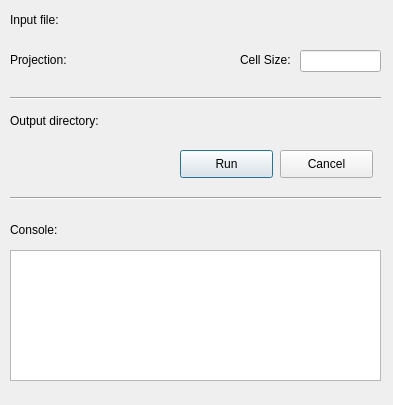
Old version of the form rasterizor/rasterizor_dialog_base.ui in the repository FLO-2DKaren/FLO-2D-Rasterizor.
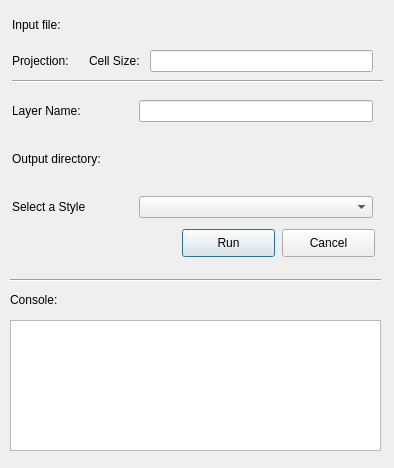
New version of the form. Custom widgets are drawn as their Qt base class.

Commit message: Updated the styles for Depth, Velocity, Time, Flow and Elevation.

The edit to the form file:
```diff
--- a/rasterizor/rasterizor_dialog_base.ui
+++ b/rasterizor/rasterizor_dialog_base.ui
@@ -6,41 +6,18 @@
    <rect>
     <x>0</x>
     <y>0</y>
-    <width>393</width>
-    <height>405</height>
+    <width>394</width>
+    <height>468</height>
    </rect>
   </property>
   <property name="windowTitle">
    <string>FLO-2D Rasterizor</string>
   </property>
-  <widget class="QgsFileWidget" name="readfile">
-   <property name="geometry">
-    <rect>
-     <x>80</x>
-     <y>10</y>
-     <width>301</width>
-     <height>27</height>
-    </rect>
-   </property>
-   <property name="toolTip">
-    <string>Load a *.out file with ge, x, y, var data.</string>
-   </property>
-  </widget>
-  <widget class="QgsProjectionSelectionWidget" name="crsselector">
-   <property name="geometry">
-    <rect>
-     <x>80</x>
-     <y>50</y>
-     <width>151</width>
-     <height>27</height>
-    </rect>
-   </property>
-  </widget>
   <widget class="QPlainTextEdit" name="plainTextEdit">
    <property name="geometry">
     <rect>
      <x>10</x>
-     <y>250</y>
+     <y>320</y>
      <width>371</width>
      <height>131</height>
     </rect>
@@ -49,8 +26,8 @@
   <widget class="QPushButton" name="runButton">
    <property name="geometry">
     <rect>
-     <x>180</x>
-     <y>150</y>
+     <x>182</x>
+     <y>229</y>
      <width>93</width>
      <height>28</height>
     </rect>
@@ -62,8 +39,8 @@
   <widget class="QPushButton" name="cancelButton">
    <property name="geometry">
     <rect>
-     <x>280</x>
-     <y>150</y>
+     <x>282</x>
+     <y>229</y>
      <width>93</width>
      <height>28</height>
     </rect>
@@ -72,24 +49,11 @@
     <string>Cancel</string>
    </property>
   </widget>
-  <widget class="QLabel" name="inputLabel">
-   <property name="geometry">
-    <rect>
-     <x>10</x>
-     <y>10</y>
-     <width>55</width>
-     <height>20</height>
-    </rect>
-   </property>
-   <property name="text">
-    <string>Input file:</string>
-   </property>
-  </widget>
   <widget class="Line" name="line">
    <property name="geometry">
     <rect>
-     <x>10</x>
-     <y>90</y>
+     <x>12</x>
+     <y>73</y>
      <width>371</width>
      <height>16</height>
     </rect>
@@ -98,40 +62,11 @@
     <enum>Qt::Horizontal</enum>
    </property>
   </widget>
-  <widget class="QLabel" name="outputDirectory">
-   <property name="geometry">
-    <rect>
-     <x>10</x>
-     <y>111</y>
-     <width>101</width>
-     <height>20</height>
-    </rect>
-   </property>
-   <property name="text">
-    <string>Output directory:</string>
-   </property>
-  </widget>
-  <widget class="QgsFileWidget" name="outputFile">
-   <property name="geometry">
-    <rect>
-     <x>110</x>
-     <y>110</y>
-     <width>271</width>
-     <height>27</height>
-    </rect>
-   </property>
-   <property name="toolTip">
-    <string>Select a directory to save the file</string>
-   </property>
-   <property name="storageMode">
-    <enum>QgsFileWidget::GetDirectory</enum>
-   </property>
-  </widget>
   <widget class="Line" name="line_2">
    <property name="geometry">
     <rect>
      <x>10</x>
-     <y>190</y>
+     <y>272</y>
      <width>371</width>
      <height>16</height>
     </rect>
@@ -144,7 +79,7 @@
    <property name="geometry">
     <rect>
      <x>10</x>
-     <y>220</y>
+     <y>290</y>
      <width>71</width>
      <height>20</height>
     </rect>
@@ -153,44 +88,140 @@
     <string>Console:</string>
    </property>
   </widget>
-  <widget class="QLabel" name="projectionLabel">
+  <widget class="QWidget" name="layoutWidget">
    <property name="geometry">
     <rect>
-     <x>10</x>
-     <y>50</y>
-     <width>71</width>
-     <height>20</height>
+     <x>12</x>
+     <y>10</y>
+     <width>361</width>
+     <height>62</height>
     </rect>
    </property>
-   <property name="text">
-    <string>Projection:</string>
-   </property>
+   <layout class="QGridLayout" name="gridLayout">
+    <property name="sizeConstraint">
+     <enum>QLayout::SetDefaultConstraint</enum>
+    </property>
+    <property name="spacing">
+     <number>10</number>
+    </property>
+    <item row="0" column="0">
+     <widget class="QLabel" name="inputLabel">
+      <property name="text">
+       <string>Input file:</string>
+      </property>
+     </widget>
+    </item>
+    <item row="0" column="1" colspan="3">
+     <widget class="QgsFileWidget" name="readfile">
+      <property name="toolTip">
+       <string>Load a *.out file with ge, x, y, var data.</string>
+      </property>
+     </widget>
+    </item>
+    <item row="1" column="0">
+     <widget class="QLabel" name="projectionLabel">
+      <property name="text">
+       <string>Projection:</string>
+      </property>
+     </widget>
+    </item>
+    <item row="1" column="1">
+     <widget class="QgsProjectionSelectionWidget" name="crsselector">
+      <property name="toolTip">
+       <string>Select the project coordinate system.</string>
+      </property>
+     </widget>
+    </item>
+    <item row="1" column="2">
+     <widget class="QLabel" name="cellSizeLabel">
+      <property name="toolTip">
+       <string>Set the grid element size.</string>
+      </property>
+      <property name="text">
+       <string>Cell Size:</string>
+      </property>
+     </widget>
+    </item>
+    <item row="1" column="3">
+     <widget class="QLineEdit" name="cellSize">
+      <property name="toolTip">
+       <string>Set the grid element size.</string>
+      </property>
+      <property name="inputMethodHints">
+       <set>Qt::ImhNone</set>
+      </property>
+     </widget>
+    </item>
+   </layout>
   </widget>
-  <widget class="QLabel" name="cellSizeLabel">
+  <widget class="QWidget" name="layoutWidget">
    <property name="geometry">
     <rect>
-     <x>240</x>
-     <y>50</y>
-     <width>71</width>
-     <height>20</height>
+     <x>12</x>
+     <y>100</y>
+     <width>361</width>
+     <height>118</height>
     </rect>
    </property>
-   <property name="text">
-    <string>Cell Size:</string>
-   </property>
-  </widget>
-  <widget class="QLineEdit" name="cellSize">
-   <property name="geometry">
-    <rect>
-     <x>300</x>
-     <y>50</y>
-     <width>81</width>
-     <height>22</height>
-    </rect>
-   </property>
-   <property name="inputMethodHints">
-    <set>Qt::ImhNone</set>
-   </property>
+   <layout class="QGridLayout" name="gridLayout_2">
+    <property name="spacing">
+     <number>10</number>
+    </property>
+    <item row="0" column="0">
+     <widget class="QLabel" name="label">
+      <property name="toolTip">
+       <string>Layer name.</string>
+      </property>
+      <property name="text">
+       <string>Layer Name:</string>
+      </property>
+     </widget>
+    </item>
+    <item row="0" column="1" colspan="2">
+     <widget class="QLineEdit" name="lineEdit_layerName">
+      <property name="toolTip">
+       <string>Name the layer if different from filename.</string>
+      </property>
+     </widget>
+    </item>
+    <item row="1" column="0">
+     <widget class="QLabel" name="outputDirectory">
+      <property name="toolTip">
+       <string>Location of the output raster file.</string>
+      </property>
+      <property name="text">
+       <string>Output directory:</string>
+      </property>
+     </widget>
+    </item>
+    <item row="1" column="1" colspan="2">
+     <widget class="QgsFileWidget" name="outputFile">
+      <property name="toolTip">
+       <string>Select a directory to save the file.</string>
+      </property>
+      <property name="storageMode">
+       <enum>QgsFileWidget::GetDirectory</enum>
+      </property>
+     </widget>
+    </item>
+    <item row="2" column="0">
+     <widget class="QLabel" name="label_2">
+      <property name="toolTip">
+       <string>Select a map style.</string>
+      </property>
+      <property name="text">
+       <string>Select a Style</string>
+      </property>
+     </widget>
+    </item>
+    <item row="2" column="1" colspan="2">
+     <widget class="QComboBox" name="style_cbo">
+      <property name="toolTip">
+       <string>Select a map style.</string>
+      </property>
+     </widget>
+    </item>
+   </layout>
   </widget>
  </widget>
  <customwidgets>
```
Left out of the diff: 6 changed lines with no effect on the pictures. The commit also changes 2 other files.
